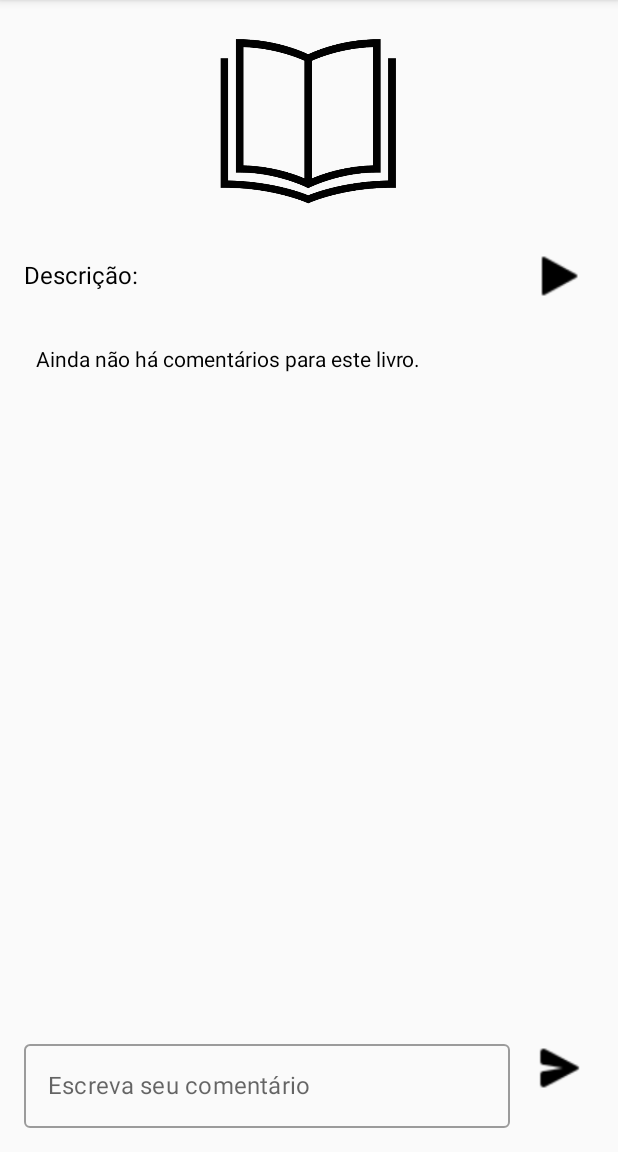
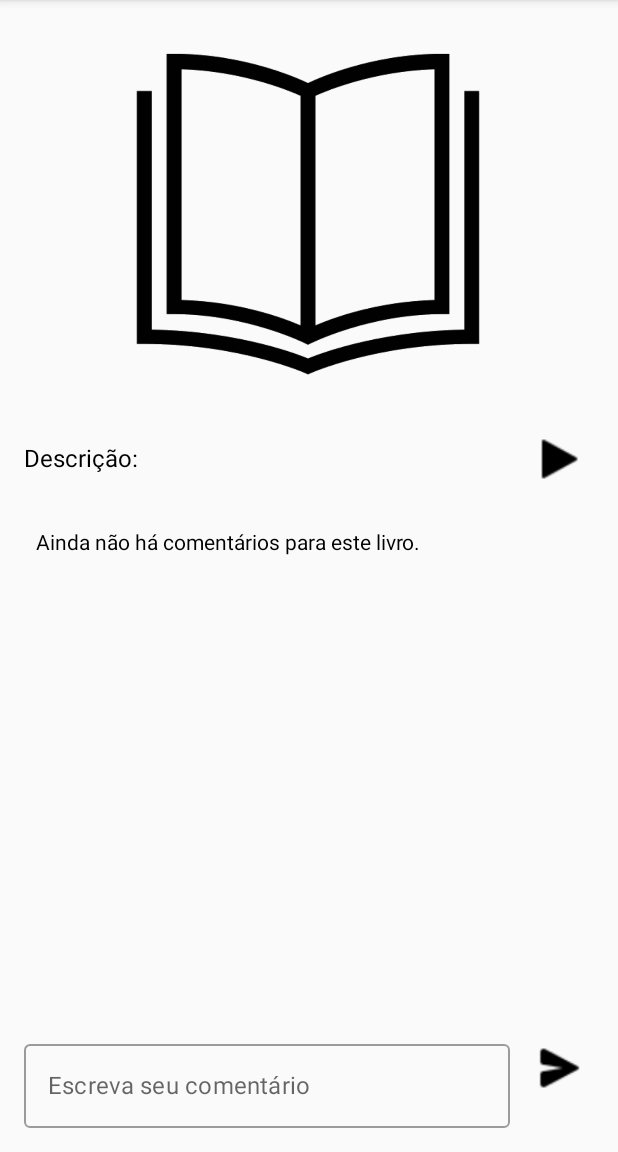
Before and after one commit to jandersonsiqueira/read-sync-mobile, an Android app built with Jetpack Compose: the LivroDetalhesActivity screen opened directly, with no data from a screen before it, on a phone screen of 412 x 824 dp, the part 84-1236 px from its top. Run offline under Robolectric (Android 15) with nearby library versions, the phone set to English and light mode, and no system bars; our stand-ins replace Firebase (no records; nobody signed in at launch, a user with empty details on screens opened directly).

Commit message:
Carregando a imagem dos livros para o leitor

```diff
--- a/androidApp/build.gradle.kts
+++ b/androidApp/build.gradle.kts
@@ -53,4 +53,5 @@ dependencies {
     implementation("com.google.firebase:firebase-firestore-ktx:24.0.1")
     implementation("com.google.firebase:firebase-auth-ktx:21.0.1")
     implementation("com.google.android.gms:play-services-auth:20.5.0")
+    implementation("io.coil-kt:coil-compose:2.4.0")
 }
--- a/androidApp/src/main/java/com/example/readsync2/android/leitor/LivroDetalhesActivity.kt
+++ b/androidApp/src/main/java/com/example/readsync2/android/leitor/LivroDetalhesActivity.kt
@@ -20,9 +20,17 @@ import androidx.compose.ui.text.font.FontWeight
 import androidx.compose.ui.text.input.TextFieldValue
 import androidx.compose.ui.unit.dp
 import androidx.compose.ui.unit.sp
+import coil.compose.rememberAsyncImagePainter
 import com.example.readsync2.android.R
 import com.google.firebase.firestore.FirebaseFirestore
 import java.util.*
+import androidx.compose.foundation.Image
+import androidx.compose.foundation.layout.*
+import androidx.compose.material.Text
+import androidx.compose.runtime.*
+import androidx.compose.ui.res.painterResource
+import androidx.compose.ui.unit.dp
+import coil.compose.AsyncImage
 
 class LivroDetalhesActivity : ComponentActivity() {
     override fun onCreate(savedInstanceState: Bundle?) {
@@ -38,6 +46,7 @@ class LivroDetalhesActivity : ComponentActivity() {
 @Composable
 fun LivroDetalhesScreen(livroId: String?) {
     var descricao by remember { mutableStateOf(TextFieldValue("")) }
+    var capaUrl by remember { mutableStateOf("") }
     var comentario by remember { mutableStateOf("") }
     var listaComentarios by remember { mutableStateOf(listOf<String>()) }
     val db = FirebaseFirestore.getInstance()
@@ -65,13 +74,9 @@ fun LivroDetalhesScreen(livroId: String?) {
             db.collection("livros").document(livroId).get()
                 .addOnSuccessListener { doc ->
                     if (doc.exists()) {
-                        // Garantir que o campo 'descricao' existe e é do tipo String
-                        val descricaoCampo = doc.getString("descricao")
-                        if (descricaoCampo != null) {
-                            descricao = TextFieldValue(descricaoCampo)
-                        } else {
-                            println("Descrição não encontrada ou campo não é uma string.")
-                        }
+                        // Carregar a URL da capa
+                        capaUrl = doc.getString("urlCapa") ?: ""
+                        descricao = TextFieldValue(doc.getString("descricao") ?: "")
                     } else {
                         println("Documento não encontrado.")
                     }
@@ -110,10 +115,12 @@ fun LivroDetalhesScreen(livroId: String?) {
                 modifier = Modifier.fillMaxWidth(),
                 contentAlignment = Alignment.Center
             ) {
-                Image(
-                    painter = painterResource(id = R.drawable.ic_book),
+                AsyncImage(
+                    model = capaUrl,
                     contentDescription = "Capa do livro",
-                    modifier = Modifier.size(128.dp)
+                    modifier = Modifier.size(250.dp),
+                    placeholder = painterResource(id = R.drawable.ic_book),
+                    error = painterResource(id = R.drawable.ic_book)
                 )
             }
 
```
Also changed, not shown: androidApp/src/main/java/com/example/readsync2/android/leitor/TelaPrincipalLeitor.kt (+11 -7 lines).
